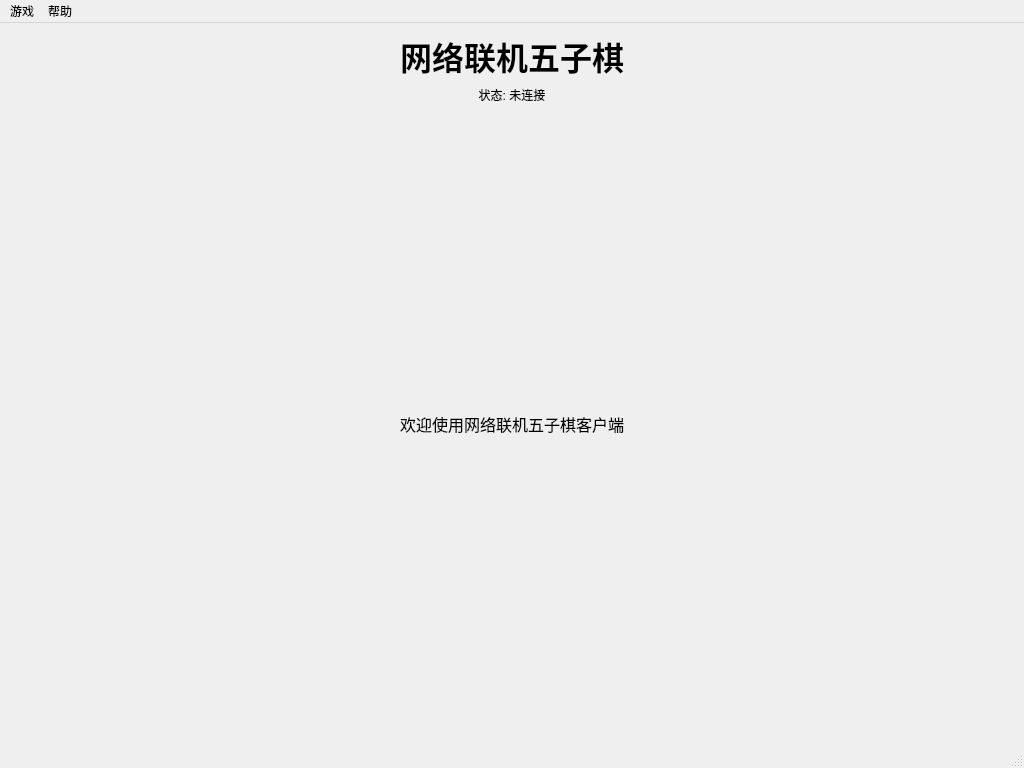
Above: src/mainwindow.ui from Tiange-source/AI-project before the change. Below: the same form after it.
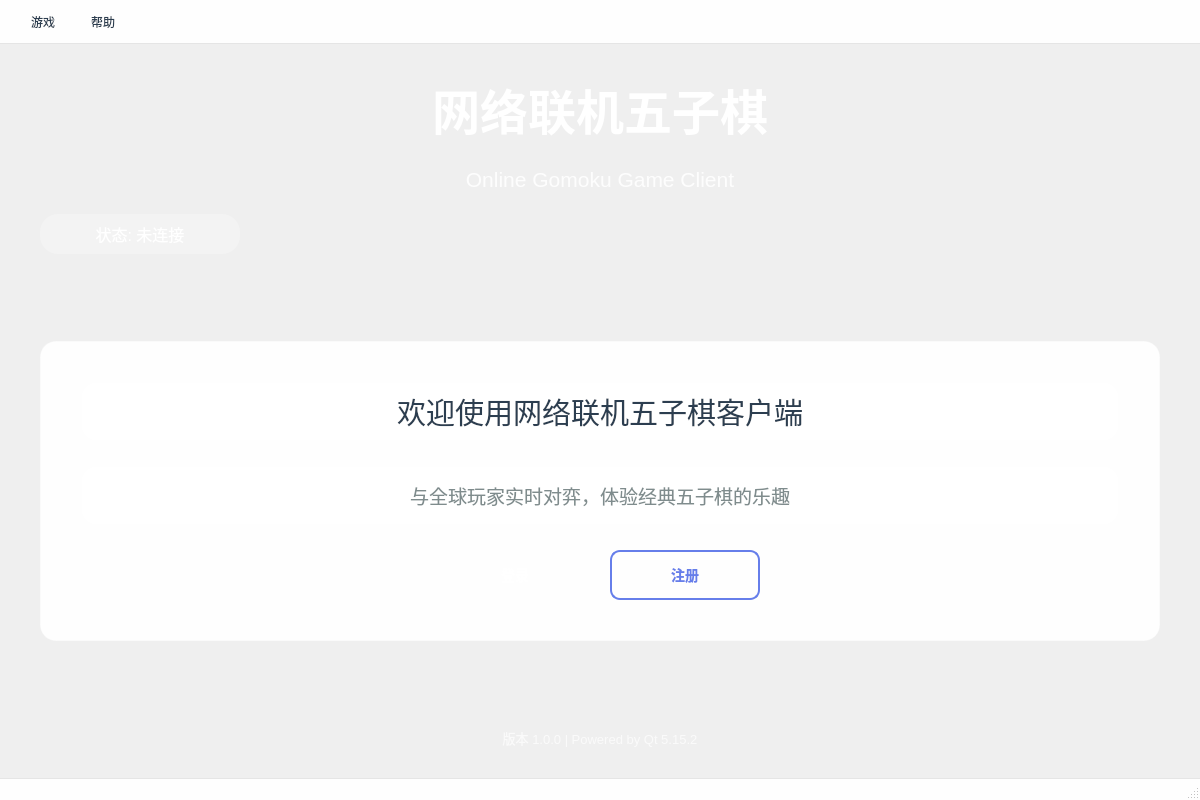
That is the form after the change.

Commit message:
界面美化：实现现代化UI设计
- 创建现代化样式表（渐变背景、圆角卡片、阴影效果）
- 更新主窗口UI（欢迎卡片、登录/注册按钮）
- 添加资源文件支持
- 应用现代化配色方案（紫色渐变主题）
- 优化按钮交互效果

The edit to the form file:
```diff
--- a/src/mainwindow.ui
+++ b/src/mainwindow.ui
@@ -6,23 +6,59 @@
    <rect>
     <x>0</x>
     <y>0</y>
-    <width>1024</width>
-    <height>768</height>
+    <width>1200</width>
+    <height>800</height>
    </rect>
   </property>
   <property name="windowTitle">
    <string>网络联机五子棋客户端</string>
   </property>
+  <property name="styleSheet">
+   <string notr="true"/>
+  </property>
   <widget class="QWidget" name="centralwidget">
+   <property name="styleSheet">
+    <string notr="true">background: qlineargradient(x1:0, y1:0, x2:1, y2:1,
+                                stop:0 #667eea, stop:1 #764ba2);</string>
+   </property>
    <layout class="QVBoxLayout" name="verticalLayout">
+    <property name="spacing">
+     <number>20</number>
+    </property>
+    <property name="leftMargin">
+     <number>40</number>
+    </property>
+    <property name="topMargin">
+     <number>30</number>
+    </property>
+    <property name="rightMargin">
+     <number>40</number>
+    </property>
+    <property name="bottomMargin">
+     <number>30</number>
+    </property>
     <item>
      <widget class="QLabel" name="titleLabel">
+      <property name="minimumSize">
+       <size>
+        <width>0</width>
+        <height>60</height>
+       </size>
+      </property>
       <property name="font">
        <font>
-        <pointsize>24</pointsize>
+        <family>Microsoft YaHei UI</family>
+        <pointsize>36</pointsize>
+        <weight>75</weight>
         <bold>true</bold>
        </font>
       </property>
+      <property name="styleSheet">
+       <string notr="true">QLabel#titleLabel {
+    color: #ffffff;
+    text-shadow: 0 3px 6px rgba(0, 0, 0, 0.3);
+}</string>
+      </property>
       <property name="text">
        <string>网络联机五子棋</string>
       </property>
@@ -31,8 +67,63 @@
       </property>
      </widget>
     </item>
+    <item>
+     <widget class="QLabel" name="subtitleLabel">
+      <property name="minimumSize">
+       <size>
+        <width>0</width>
+        <height>30</height>
+       </size>
+      </property>
+      <property name="font">
+       <font>
+        <family>Microsoft YaHei UI</family>
+        <pointsize>16</pointsize>
+       </font>
+      </property>
+      <property name="styleSheet">
+       <string notr="true">QLabel {
+    color: rgba(255, 255, 255, 0.9);
+}</string>
+      </property>
+      <property name="text">
+       <string>Online Gomoku Game Client</string>
+      </property>
+      <property name="alignment">
+       <set>Qt::AlignCenter</set>
+      </property>
+     </widget>
+    </item>
     <item>
      <widget class="QLabel" name="statusLabel">
+      <property name="minimumSize">
+       <size>
+        <width>0</width>
+        <height>35</height>
+       </size>
+      </property>
+      <property name="maximumSize">
+       <size>
+        <width>200</width>
+        <height>16777215</height>
+       </size>
+      </property>
+      <property name="font">
+       <font>
+        <family>Microsoft YaHei UI</family>
+        <pointsize>12</pointsize>
+        <weight>50</weight>
+        <bold>false</bold>
+       </font>
+      </property>
+      <property name="styleSheet">
+       <string notr="true">QLabel#statusLabel {
+    background-color: rgba(255, 255, 255, 0.25);
+    color: #ffffff;
+    padding: 8px 20px;
+    border-radius: 18px;
+}</string>
+      </property>
       <property name="text">
        <string>状态: 未连接</string>
       </property>
@@ -49,24 +140,212 @@
       <property name="sizeHint" stdset="0">
        <size>
         <width>20</width>
-        <height>40</height>
+        <height>50</height>
        </size>
       </property>
      </spacer>
     </item>
     <item>
-     <widget class="QLabel" name="welcomeLabel">
-      <property name="font">
-       <font>
-        <pointsize>12</pointsize>
-       </font>
+     <widget class="QFrame" name="welcomeCard">
+      <property name="minimumSize">
+       <size>
+        <width>0</width>
+        <height>300</height>
+       </size>
       </property>
-      <property name="text">
-       <string>欢迎使用网络联机五子棋客户端</string>
+      <property name="styleSheet">
+       <string notr="true">QFrame {
+    background-color: rgba(255, 255, 255, 0.95);
+    border-radius: 16px;
+    border: 1px solid rgba(255, 255, 255, 0.4);
+}</string>
       </property>
-      <property name="alignment">
-       <set>Qt::AlignCenter</set>
+      <property name="frameShape">
+       <enum>QFrame::StyledPanel</enum>
       </property>
+      <property name="frameShadow">
+       <enum>QFrame::Raised</enum>
+      </property>
+      <layout class="QVBoxLayout" name="welcomeLayout">
+       <property name="spacing">
+        <number>25</number>
+       </property>
+       <property name="leftMargin">
+        <number>40</number>
+       </property>
+       <property name="topMargin">
+        <number>40</number>
+       </property>
+       <property name="rightMargin">
+        <number>40</number>
+       </property>
+       <property name="bottomMargin">
+        <number>40</number>
+       </property>
+       <item>
+        <widget class="QLabel" name="welcomeLabel">
+         <property name="font">
+          <font>
+           <family>Microsoft YaHei UI</family>
+           <pointsize>22</pointsize>
+           <weight>50</weight>
+           <bold>false</bold>
+          </font>
+         </property>
+         <property name="styleSheet">
+          <string notr="true">QLabel {
+    color: #2c3e50;
+}</string>
+         </property>
+         <property name="text">
+          <string>欢迎使用网络联机五子棋客户端</string>
+         </property>
+         <property name="alignment">
+          <set>Qt::AlignCenter</set>
+         </property>
+        </widget>
+       </item>
+       <item>
+        <widget class="QLabel" name="descriptionLabel">
+         <property name="font">
+          <font>
+           <family>Microsoft YaHei UI</family>
+           <pointsize>14</pointsize>
+          </font>
+         </property>
+         <property name="styleSheet">
+          <string notr="true">QLabel {
+    color: #7f8c8d;
+}</string>
+         </property>
+         <property name="text">
+          <string>与全球玩家实时对弈，体验经典五子棋的乐趣</string>
+         </property>
+         <property name="alignment">
+          <set>Qt::AlignCenter</set>
+         </property>
+        </widget>
+       </item>
+       <item>
+        <layout class="QHBoxLayout" name="buttonLayout">
+         <property name="spacing">
+          <number>20</number>
+         </property>
+         <item>
+          <spacer name="horizontalSpacer">
+           <property name="orientation">
+            <enum>Qt::Horizontal</enum>
+           </property>
+           <property name="sizeHint" stdset="0">
+            <size>
+             <width>40</width>
+             <height>20</height>
+            </size>
+           </property>
+          </spacer>
+         </item>
+         <item>
+          <widget class="QPushButton" name="loginButton">
+           <property name="minimumSize">
+            <size>
+             <width>150</width>
+             <height>50</height>
+            </size>
+           </property>
+           <property name="font">
+            <font>
+             <family>Microsoft YaHei UI</family>
+             <pointsize>14</pointsize>
+             <weight>75</weight>
+             <bold>true</bold>
+            </font>
+           </property>
+           <property name="styleSheet">
+            <string notr="true">QPushButton {
+    background: qlineargradient(x1:0, y1:0, x2:0, y2:1,
+                                stop:0 #667eea, stop:1 #764ba2);
+    color: #ffffff;
+    border: none;
+    border-radius: 10px;
+    padding: 10px 25px;
+    font-size: 14px;
+    font-weight: 600;
+}
+
+QPushButton:hover {
+    background: qlineargradient(x1:0, y1:0, x2:0, y2:1,
+                                stop:0 #5568d3, stop:1 #6a42a0);
+    box-shadow: 0 6px 16px rgba(102, 126, 234, 0.5);
+}
+
+QPushButton:pressed {
+    background: qlineargradient(x1:0, y1:0, x2:0, y2:1,
+                                stop:0 #6a42a0, stop:1 #5568d3);
+}</string>
+           </property>
+           <property name="text">
+            <string>登录</string>
+           </property>
+          </widget>
+         </item>
+         <item>
+          <widget class="QPushButton" name="registerButton">
+           <property name="minimumSize">
+            <size>
+             <width>150</width>
+             <height>50</height>
+            </size>
+           </property>
+           <property name="font">
+            <font>
+             <family>Microsoft YaHei UI</family>
+             <pointsize>14</pointsize>
+             <weight>75</weight>
+             <bold>true</bold>
+            </font>
+           </property>
+           <property name="styleSheet">
+            <string notr="true">QPushButton {
+    background: transparent;
+    border: 2px solid #667eea;
+    color: #667eea;
+    border-radius: 10px;
+    padding: 10px 25px;
+    font-size: 14px;
+    font-weight: 600;
+}
+
+QPushButton:hover {
+    background: rgba(102, 126, 234, 0.1);
+    border-color: #5568d3;
+    color: #5568d3;
+}
+
+QPushButton:pressed {
+    background: rgba(102, 126, 234, 0.2);
+}</string>
+           </property>
+           <property name="text">
+            <string>注册</string>
+           </property>
+          </widget>
+         </item>
+         <item>
+          <spacer name="horizontalSpacer_2">
+           <property name="orientation">
+            <enum>Qt::Horizontal</enum>
+           </property>
+           <property name="sizeHint" stdset="0">
+            <size>
+             <width>40</width>
+             <height>20</height>
+            </size>
+           </property>
+          </spacer>
+         </item>
+        </layout>
+       </item>
+      </layout>
      </widget>
     </item>
     <item>
@@ -77,11 +356,32 @@
       <property name="sizeHint" stdset="0">
        <size>
         <width>20</width>
-        <height>40</height>
+        <height>50</height>
        </size>
       </property>
      </spacer>
     </item>
+    <item>
+     <widget class="QLabel" name="versionLabel">
+      <property name="font">
+       <font>
+        <family>Microsoft YaHei UI</family>
+        <pointsize>10</pointsize>
+       </font>
+      </property>
+      <property name="styleSheet">
+       <string notr="true">QLabel {
+    color: rgba(255, 255, 255, 0.7);
+}</string>
+      </property>
+      <property name="text">
+       <string>版本 1.0.0 | Powered by Qt 5.15.2</string>
+      </property>
+      <property name="alignment">
+       <set>Qt::AlignCenter</set>
+      </property>
+     </widget>
+    </item>
    </layout>
   </widget>
   <widget class="QMenuBar" name="menubar">
@@ -89,20 +389,62 @@
     <rect>
      <x>0</x>
      <y>0</y>
-     <width>1024</width>
+     <width>1200</width>
      <height>22</height>
     </rect>
    </property>
+   <property name="styleSheet">
+    <string notr="true">QMenuBar {
+    background-color: rgba(255, 255, 255, 0.95);
+    border-bottom: 1px solid rgba(0, 0, 0, 0.1);
+    padding: 5px 10px;
+}
+
+QMenuBar::item {
+    padding: 8px 15px;
+    border-radius: 5px;
+    color: #2c3e50;
+}
+
+QMenuBar::item:selected {
+    background-color: rgba(102, 126, 234, 0.1);
+    color: #667eea;
+}
+
+QMenu {
+    background-color: rgba(255, 255, 255, 0.98);
+    border: 1px solid rgba(0, 0, 0, 0.1);
+    border-radius: 8px;
+    padding: 5px;
+}
+
+QMenu::item {
+    padding: 10px 20px;
+    border-radius: 5px;
+    color: #2c3e50;
+}
+
+QMenu::item:selected {
+    background-color: #667eea;
+    color: #ffffff;
+}
+
+QMenu::separator {
+    height: 1px;
+    background-color: #e9ecef;
+    margin: 5px 10px;
+}</string>
+   </property>
    <widget class="QMenu" name="menuGame">
     <property name="title">
      <string>游戏</string>
     </property>
-    <addaction name="actionLogin"/>
-    <addaction name="actionRegister"/>
-    <addaction name="separator"/>
     <addaction name="actionConnect"/>
     <addaction name="actionDisconnect"/>
     <addaction name="separator"/>
+    <addaction name="actionLogin"/>
+    <addaction name="actionRegister"/>
+    <addaction name="separator"/>
     <addaction name="actionExit"/>
    </widget>
    <widget class="QMenu" name="menuHelp">
@@ -114,17 +456,15 @@
    <addaction name="menuGame"/>
    <addaction name="menuHelp"/>
   </widget>
-  <widget class="QStatusBar" name="statusbar"/>
-  <action name="actionLogin">
-   <property name="text">
-    <string>登录</string>
+  <widget class="QStatusBar" name="statusbar">
+   <property name="styleSheet">
+    <string notr="true">QStatusBar {
+    background-color: rgba(255, 255, 255, 0.95);
+    border-top: 1px solid rgba(0, 0, 0, 0.1);
+    color: #2c3e50;
+}</string>
    </property>
-  </action>
-  <action name="actionRegister">
-   <property name="text">
-    <string>注册</string>
-   </property>
-  </action>
+  </widget>
   <action name="actionConnect">
    <property name="text">
     <string>连接服务器</string>
@@ -135,6 +475,16 @@
     <string>断开连接</string>
    </property>
   </action>
+  <action name="actionLogin">
+   <property name="text">
+    <string>登录</string>
+   </property>
+  </action>
+  <action name="actionRegister">
+   <property name="text">
+    <string>注册</string>
+   </property>
+  </action>
   <action name="actionExit">
    <property name="text">
     <string>退出</string>
```
The commit also changes 5 other files.
